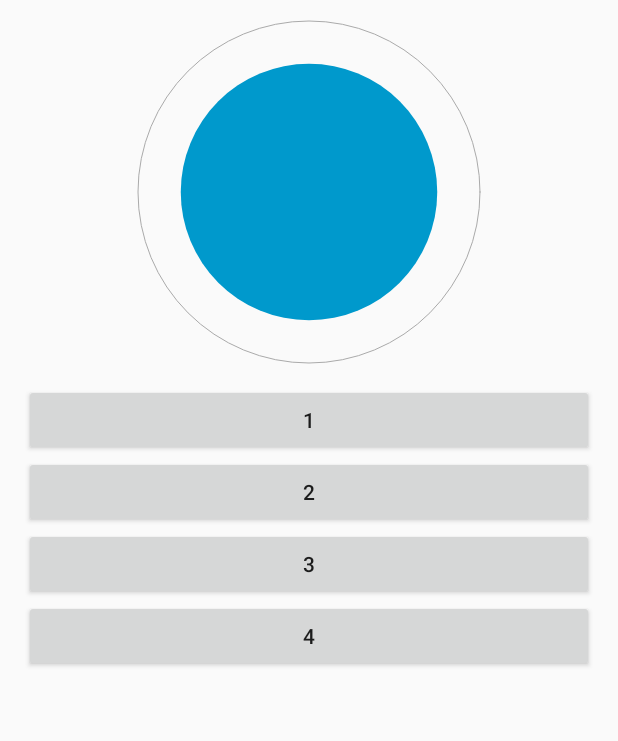
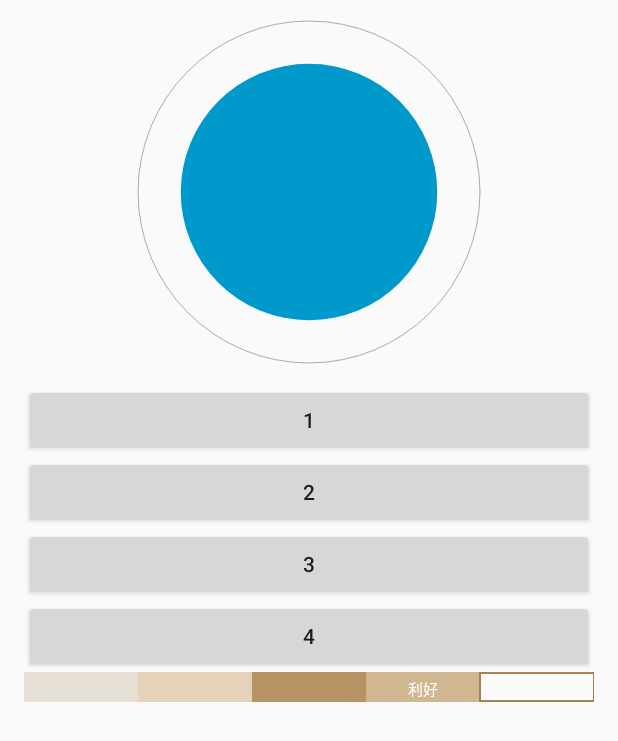
Before and after one commit to JiangYueA/android_aps, an Android app: the ProgressActivity screen opened directly, with no data from a screen before it, on a phone screen of 412 x 824 dp. Shown: the top 741 px of the screen. Run offline under Robolectric (Android 15) with nearby library versions, the phone set to English and light mode, and no system bars; libraries missing offline, so code that uses them is left out: com.nineoldandroids.animation.

Commit message:
gradical image view

```diff
--- a/app/src/main/java/com/example/jiangyue/androidap/DemoActivity.java
+++ b/app/src/main/java/com/example/jiangyue/androidap/DemoActivity.java
@@ -5,6 +5,7 @@ import android.content.Intent;
 import android.os.Bundle;
 import android.view.View;
 
+import com.example.jiangyue.androidap.util.DisplayUtil;
 import com.example.jiangyue.androidap.views.jpardogo.activity.ui.*;
 
 /**
@@ -16,6 +17,7 @@ public class DemoActivity extends Activity implements View.OnClickListener {
     protected void onCreate(Bundle savedInstanceState) {
         super.onCreate(savedInstanceState);
         setContentView(R.layout.activity_demo);
+        DisplayUtil.init(this);
     }
 
     @Override
@@ -87,6 +89,10 @@ public class DemoActivity extends Activity implements View.OnClickListener {
                 startActivity(intent);
                 break;
             }
+            case R.id.btn_other: {
+                //其他
+                break;
+            }
         }
     }
 }
--- /dev/null
+++ b/app/src/main/java/com/example/jiangyue/androidap/views/imageview/GradientImageView.java
@@ -0,0 +1,85 @@
+package com.example.jiangyue.androidap.views.imageview;
+
+import android.content.Context;
+import android.content.res.TypedArray;
+import android.graphics.Canvas;
+import android.graphics.Color;
+import android.graphics.Paint;
+import android.graphics.Rect;
+import android.util.AttributeSet;
+import android.view.View;
+
+import com.example.jiangyue.androidap.R;
+import com.example.jiangyue.androidap.util.DisplayUtil;
+
+/**
+ * Created by jiangyue on 17/1/18.
+ * 渐变色块
+ */
+public class GradientImageView extends View {
+
+    private Paint paint;
+    private int gvPos;
+    private String[] strs = {"卖出", "利空", "观望", "利好", "买入"};
+    private String[] colors = {"#e5dfd5", "#e5d2b9", "#b79364", "#d1b692", "#a9814c"};
+
+    public GradientImageView(Context context) {
+        super(context);
+        initView(context, null, 0);
+    }
+
+    public GradientImageView(Context context, AttributeSet attrs) {
+        super(context, attrs);
+        initView(context, attrs, 0);
+    }
+
+    public GradientImageView(Context context, AttributeSet attrs, int defStyleAttr) {
+        super(context, attrs, defStyleAttr);
+        initView(context, attrs, defStyleAttr);
+    }
+
+    private void initView(Context context, AttributeSet attrs, int defStyleAttr) {
+        TypedArray a = context.obtainStyledAttributes(attrs, R.styleable.GradientImageView, defStyleAttr, 0);
+        gvPos = a.getInteger(R.styleable.GradientImageView_barPos, 1);
+        gvPos = gvPos <= strs.length ? gvPos : strs.length;
+        paint = new Paint();
+    }
+
+    @Override
+    protected void onDraw(Canvas canvas) {
+        super.onDraw(canvas);
+        int width = getWidth();
+        int space = width / 5;
+        //设置文字
+        for (int j = 0, size = gvPos; j < size; j++) {
+            paint.setStyle(Paint.Style.FILL);
+            paint.setColor(Color.parseColor(colors[j]));
+            canvas.drawRect(space * j, 0, space * (j + 1), getViewHeight(), paint);
+            if (j == (gvPos - 1)) {
+                setDrawText(strs[j], space * j, space, canvas);
+            }
+        }
+        //设置边框
+        for (int k = gvPos, size = 5; k < size; k++) {
+            paint.setColor(Color.parseColor(colors[k]));
+            paint.setStyle(Paint.Style.STROKE);
+            paint.setStrokeWidth(DisplayUtil.dp2px(1));
+            canvas.drawRect(space * k, DisplayUtil.dp2px(0.75f), space * (k + 1), getViewHeight() - DisplayUtil.dp2px(0.75f), paint);
+        }
+    }
+
+    private void setDrawText(String str, int start, int space, Canvas canvas) {
+        paint.setStrokeWidth(DisplayUtil.dp2px(1));
+        paint.setTextSize(DisplayUtil.sp2px(10));
+        paint.setTextAlign(Paint.Align.LEFT);
+        paint.setColor(Color.WHITE);
+        paint.setAntiAlias(true);
+        Rect bounds = new Rect();
+        paint.getTextBounds(str, 0, str.length(), bounds);
+        canvas.drawText(str, start + space / 2 - bounds.width() / 2, getViewHeight() / 2 + bounds.height() / 2, paint);
+    }
+
+    private int getViewHeight() {
+        return getMeasuredHeight();
+    }
+}
--- a/app/src/main/res/layout/activity_demo.xml
+++ b/app/src/main/res/layout/activity_demo.xml
@@ -81,4 +81,11 @@
         android:onClick="onClick"
         android:text="图片联动" />
 
+    <Button
+        android:id="@+id/btn_other"
+        android:layout_width="fill_parent"
+        android:layout_height="wrap_content"
+        android:onClick="onClick"
+        android:text="OTHER" />
+
 </LinearLayout>
--- a/app/src/main/res/layout/activity_progress.xml
+++ b/app/src/main/res/layout/activity_progress.xml
@@ -1,38 +1,44 @@
 <LinearLayout xmlns:android="http://schemas.android.com/apk/res/android"
+    xmlns:app="http://schemas.android.com/apk/res-auto"
     android:layout_width="match_parent"
     android:layout_height="match_parent"
+    android:orientation="vertical"
     android:paddingLeft="16dp"
-    android:paddingRight="16dp"
-    android:orientation="vertical">
+    android:paddingRight="16dp">
 
     <ImageView
         android:id="@+id/iv_drawable"
         android:layout_width="match_parent"
         android:layout_height="256dip"
-        android:padding="12dip"
-        />
+        android:padding="12dip" />
 
     <Button
         android:id="@+id/bt_style_1"
         android:layout_width="match_parent"
         android:layout_height="wrap_content"
-        android:text="1"/>
+        android:text="1" />
 
     <Button
         android:id="@+id/bt_style_2"
         android:layout_width="match_parent"
         android:layout_height="wrap_content"
-        android:text="2"/>
+        android:text="2" />
 
     <Button
         android:id="@+id/bt_style_3"
         android:layout_width="match_parent"
         android:layout_height="wrap_content"
-        android:text="3"/>
+        android:text="3" />
 
     <Button
         android:id="@+id/bt_style_4"
         android:layout_width="match_parent"
         android:layout_height="wrap_content"
-        android:text="4"/>
+        android:text="4" />
+
+    <com.example.jiangyue.androidap.views.imageview.GradientImageView
+        android:layout_width="fill_parent"
+        android:layout_height="20dp"
+        app:barPos="4" />
+
 </LinearLayout>
--- a/app/src/main/res/values/attrs.xml
+++ b/app/src/main/res/values/attrs.xml
@@ -60,4 +60,8 @@
     <declare-styleable name="LinearScrollLayout">
         <attr name="navigationHeight" format="dimension" />
     </declare-styleable>
+
+    <declare-styleable name="GradientImageView">
+        <attr name="barPos" format="integer" />
+    </declare-styleable>
 </resources>
```
